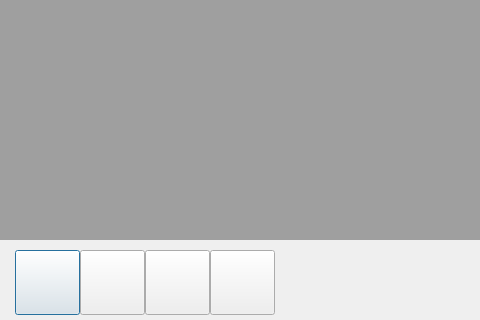
Before: the Qt Designer form MultiDlg/HelloWorld.ui in VanNamMan/PyQt_Form, drawn with Qt 5; both pictures show x 0 to 480 and y 280 to 600 of the 800 by 600 pixel window.
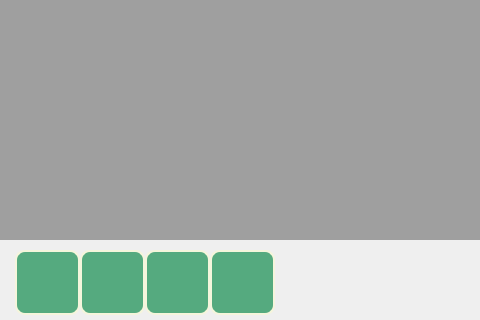
After: the same form once the commit is applied.

The edit to the form file:
```diff
--- a/MultiDlg/HelloWorld.ui
+++ b/MultiDlg/HelloWorld.ui
@@ -22,6 +22,20 @@
      <height>65</height>
     </rect>
    </property>
+   <property name="styleSheet">
+    <string notr="true">QPushButton{
+	background-color: rgb(85, 170, 127);
+    border-style: solid;
+    border-width: 2px;
+    border-radius: 10px;
+    border-color: beige;
+    font: bold 14px;
+    padding: 6px;
+}
+QPushButton:pressed{
+	background-color: rgb(0, 170, 127);
+}</string>
+   </property>
    <property name="text">
     <string/>
    </property>
@@ -45,6 +59,20 @@
      <height>65</height>
     </rect>
    </property>
+   <property name="styleSheet">
+    <string notr="true">QPushButton{
+	background-color: rgb(85, 170, 127);
+    border-style: solid;
+    border-width: 2px;
+    border-radius: 10px;
+    border-color: beige;
+    font: bold 14px;
+    padding: 6px;
+}
+QPushButton:pressed{
+	background-color: rgb(0, 170, 127);
+}</string>
+   </property>
    <property name="text">
     <string/>
    </property>
@@ -58,6 +86,20 @@
      <height>65</height>
     </rect>
    </property>
+   <property name="styleSheet">
+    <string notr="true">QPushButton{
+	background-color: rgb(85, 170, 127);
+    border-style: solid;
+    border-width: 2px;
+    border-radius: 10px;
+    border-color: beige;
+    font: bold 14px;
+    padding: 6px;
+}
+QPushButton:pressed{
+	background-color: rgb(0, 170, 127);
+}</string>
+   </property>
    <property name="text">
     <string/>
    </property>
@@ -71,6 +113,20 @@
      <height>65</height>
     </rect>
    </property>
+   <property name="styleSheet">
+    <string notr="true">QPushButton{
+	background-color: rgb(85, 170, 127);
+    border-style: solid;
+    border-width: 2px;
+    border-radius: 10px;
+    border-color: beige;
+    font: bold 14px;
+    padding: 6px;
+}
+QPushButton:pressed{
+	background-color: rgb(0, 170, 127);
+}</string>
+   </property>
    <property name="text">
     <string/>
    </property>
```
